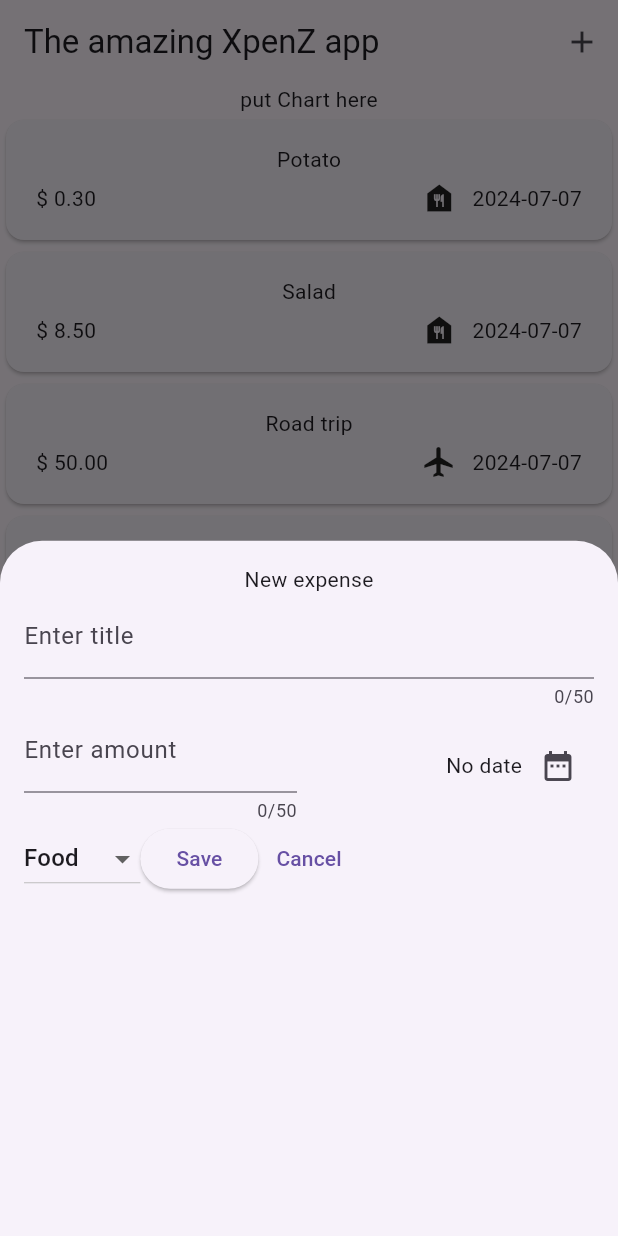
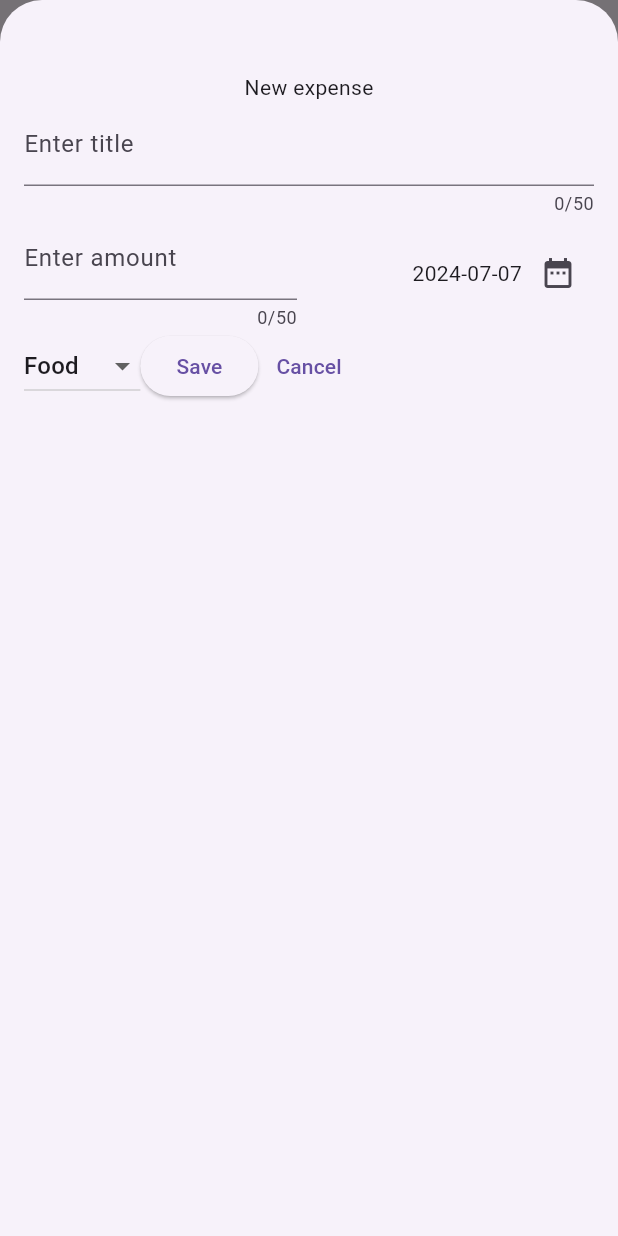
Before and after one commit to nevepura/expense_tracker, a Flutter app: the screen it shows after launch, after a tap on the "add" icon, on a phone screen of 412 x 824 dp. Run offline on Flutter 3.47's test engine with Material 3 defaults, Android fonts, the phone set to English and light mode, and no system bars.

Commit message:
Added expense removal, dismissable, and fixed pop when saving expense

```diff
--- a/lib/widgets/expenses.dart
+++ b/lib/widgets/expenses.dart
@@ -50,8 +50,31 @@ class _ExpensesState extends State<Expenses> {
     setState(() => _registeredExpenses.add(expense));
   }
 
+  void removeExpense(Expense exp) {
+    int removedIndex = _registeredExpenses.indexOf(exp);
+    setState(() {
+      _registeredExpenses.remove(exp);
+    });
+
+    ScaffoldMessenger.of(context).showSnackBar(
+      SnackBar(
+        content: Text("Deleted expense: ${exp.title}"),
+        duration: const Duration(seconds: 2),
+        action: SnackBarAction(
+          label: "Undo",
+          onPressed: () {
+            setState(() {
+              _registeredExpenses.insert(removedIndex, exp);
+            });
+          },
+        ),
+      ),
+    );
+  }
+
   void _openAddExpenseOverlay() {
     showModalBottomSheet(
+      isScrollControlled: true,
       context: context,
       builder: (sheetCtx) => NewExpense(onAddExpense: addExpense),
     );
@@ -59,6 +82,14 @@ class _ExpensesState extends State<Expenses> {
 
   @override
   Widget build(BuildContext context) {
+    Widget mainContent = const Text("No expenses yet");
+    if (_registeredExpenses.isNotEmpty) {
+      mainContent = ExpensesList(
+        expenses: _registeredExpenses,
+        onRemoveExpense: removeExpense,
+      );
+    }
+
     return Scaffold(
       appBar: AppBar(
         title: const Text("The amazing XpenZ app"),
@@ -73,9 +104,7 @@ class _ExpensesState extends State<Expenses> {
         children: [
           const Text("put Chart here"),
           Expanded(
-            child: ExpensesList(
-              expenses: _registeredExpenses,
-            ),
+            child: mainContent,
           ),
         ],
       ),
--- a/lib/widgets/expenses_list/expenses_list.dart
+++ b/lib/widgets/expenses_list/expenses_list.dart
@@ -3,15 +3,26 @@ import 'package:flutter/material.dart';
 import 'package:expense_tracker/models/expense.dart';
 
 class ExpensesList extends StatelessWidget {
-  const ExpensesList({super.key, required this.expenses});
+  const ExpensesList({
+    super.key,
+    required this.expenses,
+    required this.onRemoveExpense,
+  });
 
   final List<Expense> expenses;
+  final void Function(Expense) onRemoveExpense;
 
   @override
   Widget build(BuildContext context) {
     return ListView.builder(
       itemCount: expenses.length,
-      itemBuilder: (ctx, idx) => ExpenseItem(expense: expenses[idx]),
+      itemBuilder: (ctx, idx) => Dismissible(
+        key: ValueKey(expenses[idx]),
+        onDismissed: (direction) => onRemoveExpense(expenses[idx]),
+        child: ExpenseItem(
+          expense: expenses[idx],
+        ),
+      ),
     );
   }
 }
--- a/lib/widgets/expenses_list/new_expense.dart
+++ b/lib/widgets/expenses_list/new_expense.dart
@@ -18,7 +18,7 @@ class NewExpense extends StatefulWidget {
 class _NewExpenseState extends State<NewExpense> {
   final _titleController = TextEditingController();
   final _amountController = TextEditingController();
-  DateTime? _selectedDate;
+  DateTime? _selectedDate = DateTime.now();
   Category _selectedCategory = Category.food;
 
   @override
@@ -35,6 +35,7 @@ class _NewExpenseState extends State<NewExpense> {
     final invalidDate = _selectedDate == null;
 
     if (invalidAmount || invalidTitle || invalidDate) {
+      print("something is invalid");
       showDialog(
         context: context,
         builder: (ctx) {
@@ -43,10 +44,6 @@ class _NewExpenseState extends State<NewExpense> {
             content: const Text(
                 "Some idiot forgot to put date, title or the amount is wrong"),
             actions: [
-              TextButton(
-                child: const Text("Pretend it wasn't you"),
-                onPressed: () => Navigator.pop(ctx),
-              ),
               TextButton(
                 child: const Text("Close"),
                 onPressed: () => Navigator.pop(ctx),
@@ -59,11 +56,14 @@ class _NewExpenseState extends State<NewExpense> {
     }
 
     final ex = Expense(
-        title: _titleController.text,
-        category: _selectedCategory,
-        date: _selectedDate!,
-        amount: enteredAmount);
+      title: _titleController.text,
+      category: _selectedCategory,
+      date: _selectedDate!,
+      amount: enteredAmount,
+    );
+
     widget.onAddExpense(ex);
+    Navigator.pop(context);
   }
 
   void _presentDatePicker() async {
@@ -84,7 +84,7 @@ class _NewExpenseState extends State<NewExpense> {
   @override
   Widget build(BuildContext context) {
     return Padding(
-      padding: const EdgeInsets.all(16.0),
+      padding: const EdgeInsets.fromLTRB(16, 48, 16, 16),
       child: Column(
         children: [
           const Text("New expense"),
@@ -154,7 +154,7 @@ class _NewExpenseState extends State<NewExpense> {
                   print(_amountController.text);
                   // for now it is a string, will b converted to num later TODO
                   _submitExpense();
-                  Navigator.pop(context);
+                  //Navigator.pop(context);
                 },
                 child: const Text("Save"),
               ),
```
